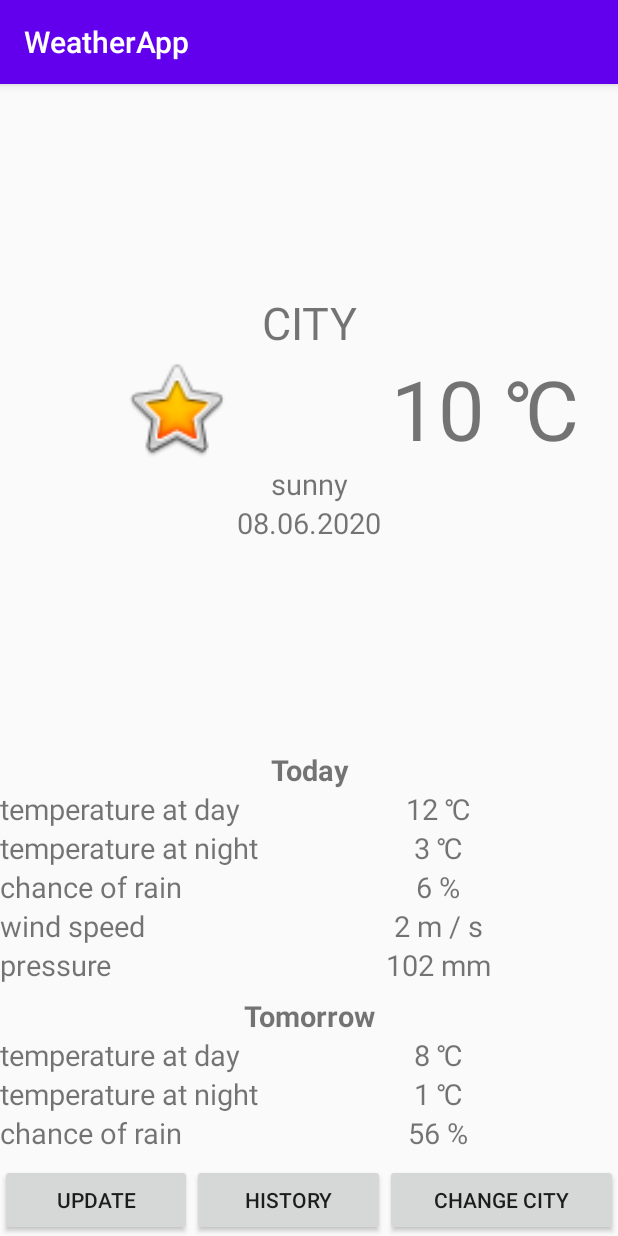
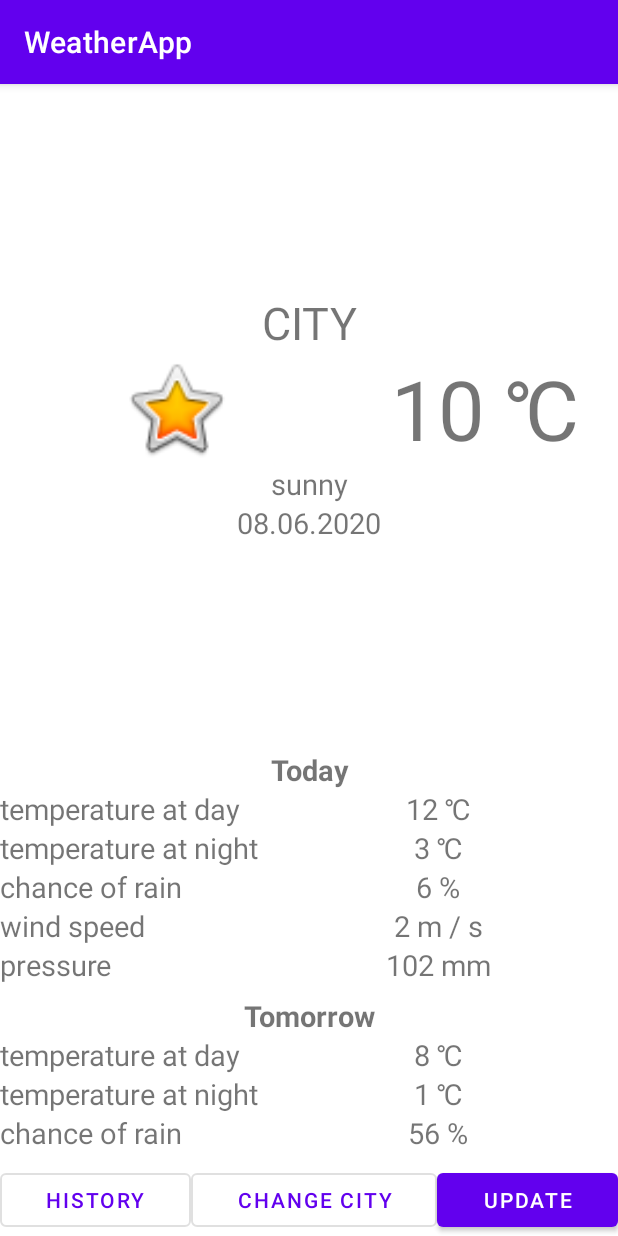
Before and after one commit to AlexSlivka/WeatherApp, an Android app: the screen it shows after launch (MainActivity), on a phone screen of 412 x 824 dp. Run offline under Robolectric (Android 15) with nearby library versions, the phone set to English and light mode, and no system bars.

Commit message:
Переделал кнопки в Material disign.

```diff
--- a/app/src/main/res/layout-land/activity_main.xml
+++ b/app/src/main/res/layout-land/activity_main.xml
@@ -253,19 +253,29 @@
         android:orientation="horizontal"
         app:layout_constraintBottom_toBottomOf="parent">
 
-        <Button
+        <com.google.android.material.button.MaterialButton
+            android:id="@+id/history_button"
+            android:layout_width="wrap_content"
+            android:layout_height="wrap_content"
+            android:layout_weight="1"
+            style="?attr/materialButtonOutlinedStyle"
+            android:text="@string/history_button_text" />
+
+
+        <com.google.android.material.button.MaterialButton
+            android:id="@+id/change_city_button"
+            android:layout_width="wrap_content"
+            android:layout_height="wrap_content"
+            android:layout_weight="1"
+            style="?attr/materialButtonOutlinedStyle"
+            android:text="@string/change_city_text" />
+
+        <com.google.android.material.button.MaterialButton
             android:id="@+id/update_button"
             android:layout_width="wrap_content"
             android:layout_height="wrap_content"
             android:layout_weight="1"
             android:text="@string/update_text" />
-
-        <Button
-            android:id="@+id/change_city_button"
-            android:layout_width="wrap_content"
-            android:layout_height="wrap_content"
-            android:layout_weight="1"
-            android:text="@string/change_city_text" />
     </LinearLayout>
 
 </androidx.constraintlayout.widget.ConstraintLayout>
--- a/app/src/main/res/layout/activity_change_city.xml
+++ b/app/src/main/res/layout/activity_change_city.xml
@@ -68,16 +68,17 @@
         app:layout_constraintStart_toStartOf="parent"
         app:layout_constraintTop_toBottomOf="@+id/textInputLayout" />
 
-    <Button
+    <com.google.android.material.button.MaterialButton
         android:id="@+id/cancel_button"
         android:layout_width="wrap_content"
         android:layout_height="wrap_content"
         android:text="@android:string/cancel"
         android:textSize="@dimen/basic_size_text"
+        style="?attr/materialButtonOutlinedStyle"
         app:layout_constraintBottom_toBottomOf="parent"
         app:layout_constraintStart_toStartOf="parent" />
 
-    <Button
+    <com.google.android.material.button.MaterialButton
         android:id="@+id/confirm_selection_button"
         android:layout_width="wrap_content"
         android:layout_height="wrap_content"
--- a/app/src/main/res/layout/activity_main.xml
+++ b/app/src/main/res/layout/activity_main.xml
@@ -260,26 +260,29 @@
         android:orientation="horizontal"
         app:layout_constraintBottom_toBottomOf="parent">
 
-        <Button
+        <com.google.android.material.button.MaterialButton
+            android:id="@+id/history_button"
+            android:layout_width="wrap_content"
+            android:layout_height="wrap_content"
+            android:layout_weight="1"
+            style="?attr/materialButtonOutlinedStyle"
+            android:text="@string/history_button_text" />
+
+        <com.google.android.material.button.MaterialButton
+            android:id="@+id/change_city_button"
+            android:layout_width="wrap_content"
+            android:layout_height="wrap_content"
+            android:layout_weight="1"
+            style="?attr/materialButtonOutlinedStyle"
+            android:text="@string/change_city_text" />
+
+        <com.google.android.material.button.MaterialButton
             android:id="@+id/update_button"
             android:layout_width="wrap_content"
             android:layout_height="wrap_content"
             android:layout_weight="1"
             android:text="@string/update_text" />
 
-        <Button
-            android:id="@+id/history_button"
-            android:layout_width="wrap_content"
-            android:layout_height="wrap_content"
-            android:layout_weight="1"
-            android:text="@string/history_button_text" />
-
-        <Button
-            android:id="@+id/change_city_button"
-            android:layout_width="wrap_content"
-            android:layout_height="wrap_content"
-            android:layout_weight="1"
-            android:text="@string/change_city_text" />
     </LinearLayout>
 
 </androidx.constraintlayout.widget.ConstraintLayout>
--- a/app/src/main/res/values/styles.xml
+++ b/app/src/main/res/values/styles.xml
@@ -1,11 +1,12 @@
 <resources>
 
     <!-- Base application theme. -->
-    <style name="AppTheme" parent="Theme.AppCompat.Light.DarkActionBar">
+    <style name="AppTheme" parent="Theme.MaterialComponents.Light.DarkActionBar">
         <!-- Customize your theme here. -->
         <item name="colorPrimary">@color/colorPrimary</item>
         <item name="colorPrimaryDark">@color/colorPrimaryDark</item>
         <item name="colorAccent">@color/colorAccent</item>
     </style>
 
+
 </resources>
```
Also changed, not shown: 1 other file.
